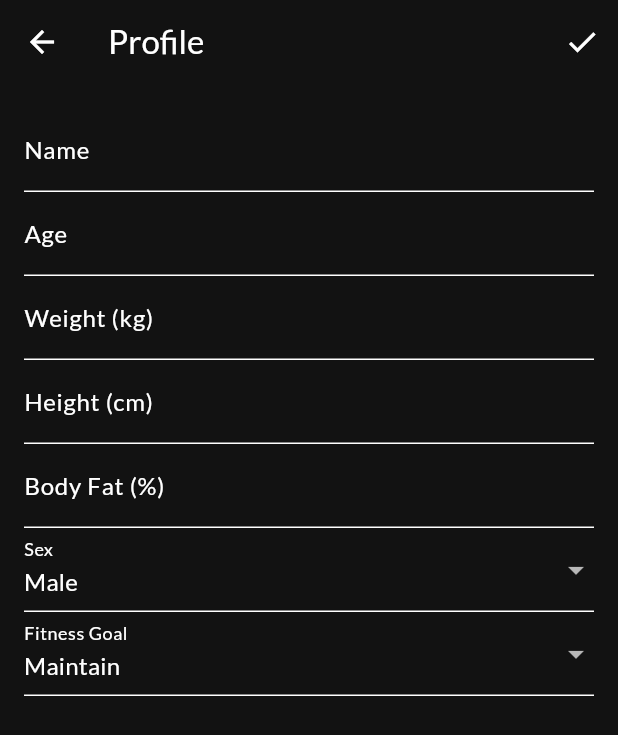
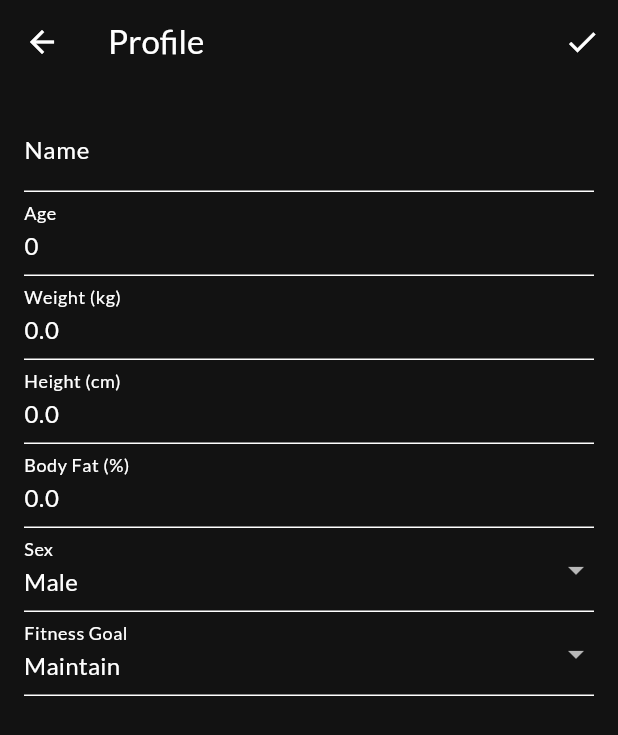
Before and after one commit to Yadnyeya/Gym-Buddy, a Flutter app: the ProfileScreen screen opened directly, after a tap on the "edit" icon, on a phone screen of 412 x 824 dp. Shown: the top 735 px of the screen. Run offline on Flutter 3.47's test engine with Material 3 defaults, Android fonts, the phone set to English and light mode, and no system bars; our stand-ins replace google_fonts, shared_preferences, table_calendar; accounts and stored records are empty; network calls fail.

Commit message:
Shared Pref testing

```diff
--- a/lib/profile_screen.dart
+++ b/lib/profile_screen.dart
@@ -14,11 +14,6 @@ class _ProfileScreenState extends State<ProfileScreen> {
   final TextEditingController _heightController = TextEditingController();
   final TextEditingController _bodyFatController = TextEditingController();
   bool _isEditing = false;
-  String _userName = '';
-  int _age = 0;
-  double _weight = 0.0;
-  double _height = 0.0;
-  double _bodyFat = 0.0;
   String _sex = 'Male';
   String _fitnessGoal = 'Maintain';
 
@@ -31,29 +26,31 @@ class _ProfileScreenState extends State<ProfileScreen> {
   _loadProfile() async {
     final prefs = await SharedPreferences.getInstance();
     setState(() {
-      _userName = prefs.getString('userName') ?? '';
-      _age = prefs.getInt('age') ?? 0;
-      _weight = prefs.getDouble('weight') ?? 0.0;
-      _height = prefs.getDouble('height') ?? 0.0;
-      _bodyFat = prefs.getDouble('bodyFat') ?? 0.0;
+      _nameController.text = prefs.getString('userName') ?? '';
+      _ageController.text = (prefs.getInt('age') ?? 0).toString();
+      _weightController.text = (prefs.getDouble('weight') ?? 0.0).toString();
+      _heightController.text = (prefs.getDouble('height') ?? 0.0).toString();
+      _bodyFatController.text = (prefs.getDouble('bodyFat') ?? 0.0).toString();
       _sex = prefs.getString('sex') ?? 'Male';
       _fitnessGoal = prefs.getString('fitnessGoal') ?? 'Maintain';
     });
   }
 
   _saveProfile() async {
+    if (_formKey.currentState!.validate()) {
       final prefs = await SharedPreferences.getInstance();
       await prefs.setString('userName', _nameController.text);
-    await prefs.setInt('age', int.parse(_ageController.text));
-    await prefs.setDouble('weight', double.parse(_weightController.text));
-    await prefs.setDouble('height', double.parse(_heightController.text));
-    await prefs.setDouble('bodyFat', double.parse(_bodyFatController.text));
+      await prefs.setInt('age', int.tryParse(_ageController.text) ?? 0);
+      await prefs.setDouble('weight', double.tryParse(_weightController.text) ?? 0.0);
+      await prefs.setDouble('height', double.tryParse(_heightController.text) ?? 0.0);
+      await prefs.setDouble('bodyFat', double.tryParse(_bodyFatController.text) ?? 0.0);
       await prefs.setString('sex', _sex);
       await prefs.setString('fitnessGoal', _fitnessGoal);
       _loadProfile();
       setState(() {
         _isEditing = false;  // Switch back to view mode after saving
       });
+    }
   }
 
   _toggleEdit() {
@@ -70,7 +67,13 @@ class _ProfileScreenState extends State<ProfileScreen> {
         actions: [
           IconButton(
             icon: Icon(_isEditing ? Icons.check : Icons.edit),
-            onPressed: _toggleEdit,
+            onPressed: () {
+              if (_isEditing) {
+                _saveProfile();
+              } else {
+                _toggleEdit();
+              }
+            },
           ),
         ],
       ),
@@ -87,13 +90,13 @@ class _ProfileScreenState extends State<ProfileScreen> {
       child: Column(
         crossAxisAlignment: CrossAxisAlignment.start,
         children: [
-          _buildProfileDetail('Name: Yadyneya', Icons.account_circle_outlined),
-          _buildProfileDetail('Age: 20', Icons.calendar_today),
-          _buildProfileDetail('Weight: 65.0 kg', Icons.monitor_weight),
-          _buildProfileDetail('Height: 155.0 cm', Icons.height),
-          _buildProfileDetail('Body Fat: 10.0 %', Icons.fitness_center),
-          _buildProfileDetail('Sex: Male', Icons.transgender),
-          _buildProfileDetail('Fitness Goal: Maintain', Icons.flag),
+          _buildProfileDetail('Name: ${_nameController.text}', Icons.account_circle_outlined),
+          _buildProfileDetail('Age: ${_ageController.text}', Icons.calendar_today),
+          _buildProfileDetail('Weight: ${_weightController.text} kg', Icons.monitor_weight),
+          _buildProfileDetail('Height: ${_heightController.text} cm', Icons.height),
+          _buildProfileDetail('Body Fat: ${_bodyFatController.text} %', Icons.fitness_center),
+          _buildProfileDetail('Sex: $_sex', Icons.transgender),
+          _buildProfileDetail('Fitness Goal: $_fitnessGoal', Icons.flag),
         ],
       ),
     );
@@ -106,18 +109,17 @@ class _ProfileScreenState extends State<ProfileScreen> {
         children: [
           Icon(icon, color: Colors.orange),
           SizedBox(width: 10),
-          Text(text, style: TextStyle(color: Colors.white, fontSize: 18)),  // Increased font size
+          Text(text, style: TextStyle(color: Colors.white, fontSize: 18)),
         ],
       ),
     );
   }
 
-
   Widget _buildEditForm() {
     return Form(
       key: _formKey,
       child: ListView(
-        children: [
+        children: <Widget>[
           TextFormField(
             controller: _nameController,
             decoration: InputDecoration(labelText: 'Name'),
```
Lines whose indentation alone changed are shown as unchanged.
